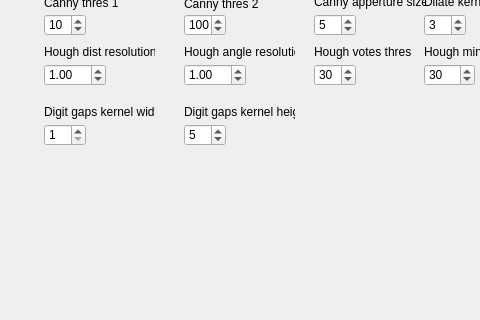
Qt form mainwindow.ui (AIHGomaa/EVDProject1) before a commit; both pictures show x 106 to 586 and y 153 to 473 of the 784 by 473 pixel window.
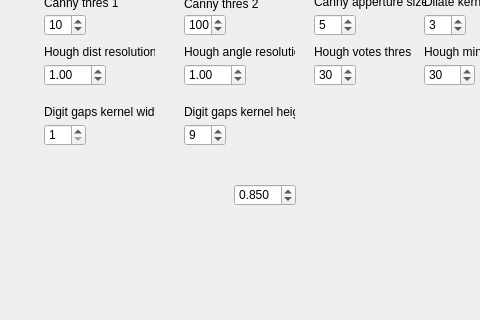
The same form after that commit.

What changed in the file:
```diff
--- a/mainwindow.ui
+++ b/mainwindow.ui
@@ -517,7 +517,7 @@
      <number>2</number>
     </property>
     <property name="value">
-     <number>5</number>
+     <number>9</number>
     </property>
    </widget>
    <widget class="QLabel" name="label_19">
@@ -546,6 +546,34 @@
      <string>Digit gaps kernel height</string>
     </property>
    </widget>
+   <widget class="QDoubleSpinBox" name="spnTemplateMatchThreshold">
+    <property name="geometry">
+     <rect>
+      <x>340</x>
+      <y>320</y>
+      <width>62</width>
+      <height>22</height>
+     </rect>
+    </property>
+    <property name="toolTip">
+     <string>In degrees</string>
+    </property>
+    <property name="decimals">
+     <number>3</number>
+    </property>
+    <property name="minimum">
+     <double>0.010000000000000</double>
+    </property>
+    <property name="maximum">
+     <double>1.000000000000000</double>
+    </property>
+    <property name="singleStep">
+     <double>0.010000000000000</double>
+    </property>
+    <property name="value">
+     <double>0.850000000000000</double>
+    </property>
+   </widget>
   </widget>
   <widget class="QMenuBar" name="menuBar">
    <property name="geometry">
```
